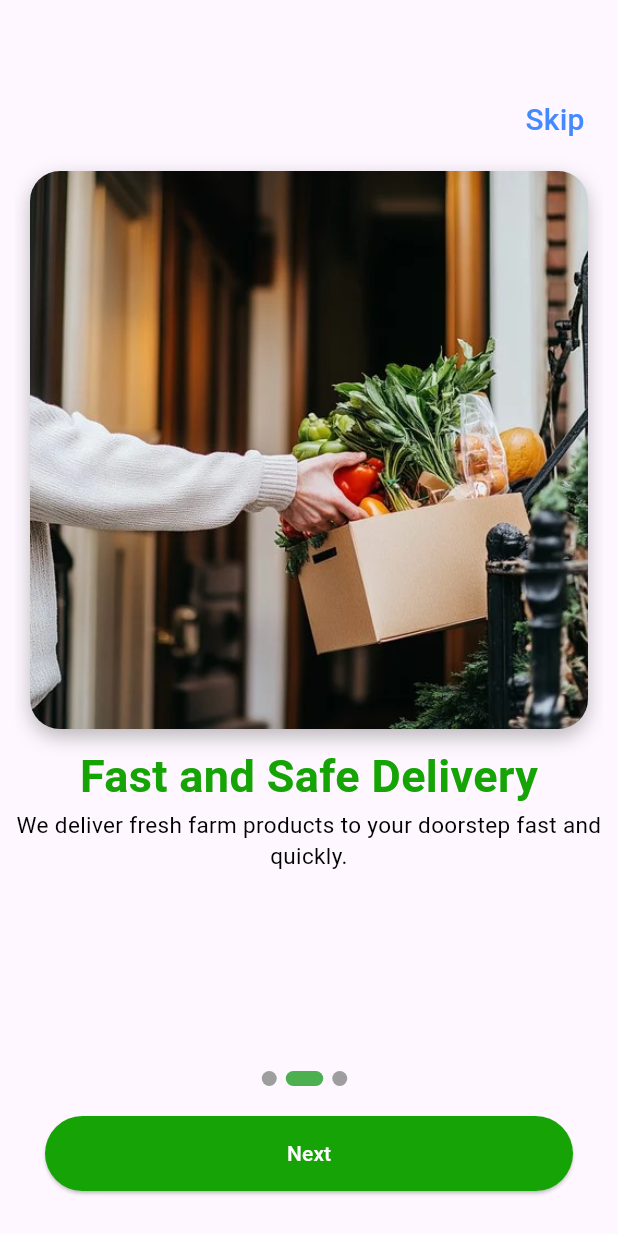
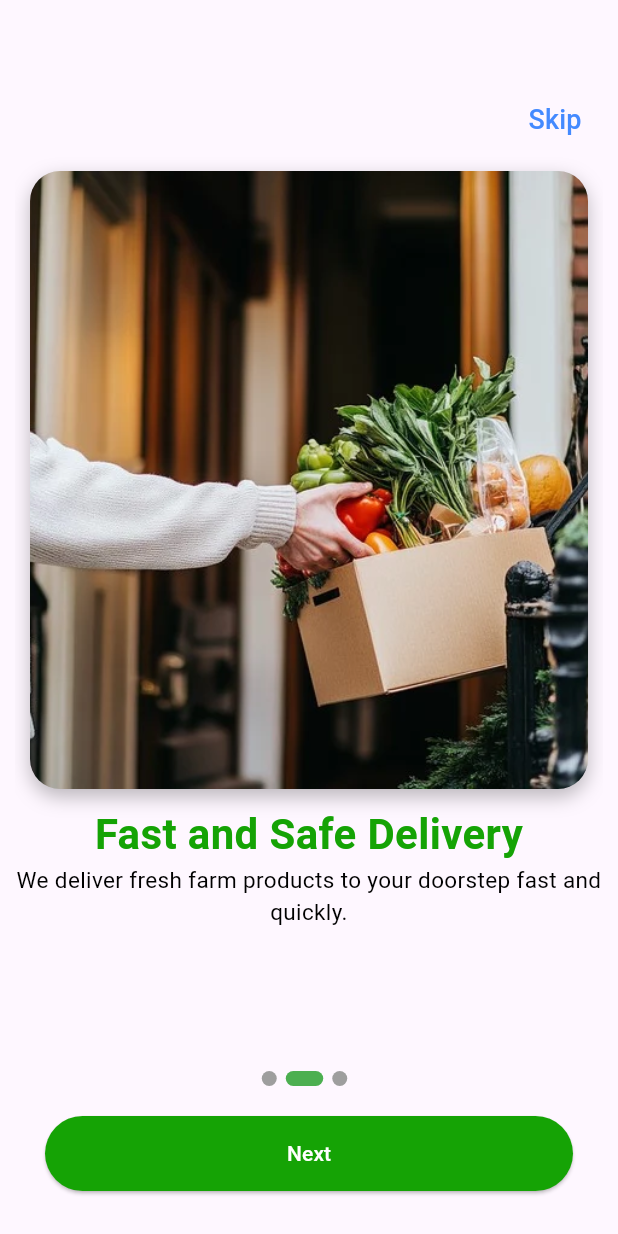
Before and after one commit to nirajchand/farm_express, a Flutter app: the screen it shows after launch, swiped to page 2, on a phone screen of 412 x 824 dp. Run offline on Flutter 3.47's test engine with Material 3 defaults, Android fonts, the light colour scheme and no system bars.

Commit message:
making onboarding responsive

```diff
--- a/lib/screens/onboarding_screen.dart
+++ b/lib/screens/onboarding_screen.dart
@@ -18,7 +18,7 @@ class _OnboardingScreenState extends State<OnboardingScreen> {
       "title": "Fresh from farms",
       "desc":
           "Get fresh vegetables, fruits and dairy products directly from farms.",
-      "image": "assets/images/vegetables.jpg",
+      "image": "assets/images/vegetable.jpg",
     },
     {
       "title": "Fast and Safe Delivery",
@@ -34,6 +34,7 @@ class _OnboardingScreenState extends State<OnboardingScreen> {
   ];
   @override
   Widget build(BuildContext context) {
+    final size = MediaQuery.of(context).size;
     return Scaffold(
       appBar: AppBar(),
       body: Container(
@@ -53,7 +54,7 @@ class _OnboardingScreenState extends State<OnboardingScreen> {
                 },
                 child: Text(
                   "Skip",
-                  style: TextStyle(fontSize: 20, color: Colors.blueAccent),
+                  style: TextStyle(fontSize: 18, color: Colors.blueAccent),
                 ),
               ),
             ),
@@ -68,7 +69,8 @@ class _OnboardingScreenState extends State<OnboardingScreen> {
                   });
                 },
                 itemBuilder: (context, index) {
-                  return Column(
+                  return SingleChildScrollView(
+                    child: Column(
                       children: [
                         Container(
                           margin: EdgeInsets.all(10),
@@ -86,6 +88,7 @@ class _OnboardingScreenState extends State<OnboardingScreen> {
                             borderRadius: BorderRadius.circular(20),
                             child: Image.asset(
                               _data[index]["image"]!,
+                              height: size.height * 0.50,
                               fit: BoxFit.cover,
                             ),
                           ),
@@ -95,7 +98,7 @@ class _OnboardingScreenState extends State<OnboardingScreen> {
                           _data[index]["title"]!,
                           textAlign: TextAlign.center,
                           style: TextStyle(
-                          fontSize: 30,
+                            fontSize: 28,
                             fontWeight: FontWeight.bold,
                             color: kPrimaryColor,
                           ),
@@ -106,6 +109,7 @@ class _OnboardingScreenState extends State<OnboardingScreen> {
                           style: TextStyle(fontSize: 15, color: Colors.black),
                         ),
                       ],
+                    ),
                   );
                 },
               ),
```
Lines whose indentation alone changed are shown as unchanged.
